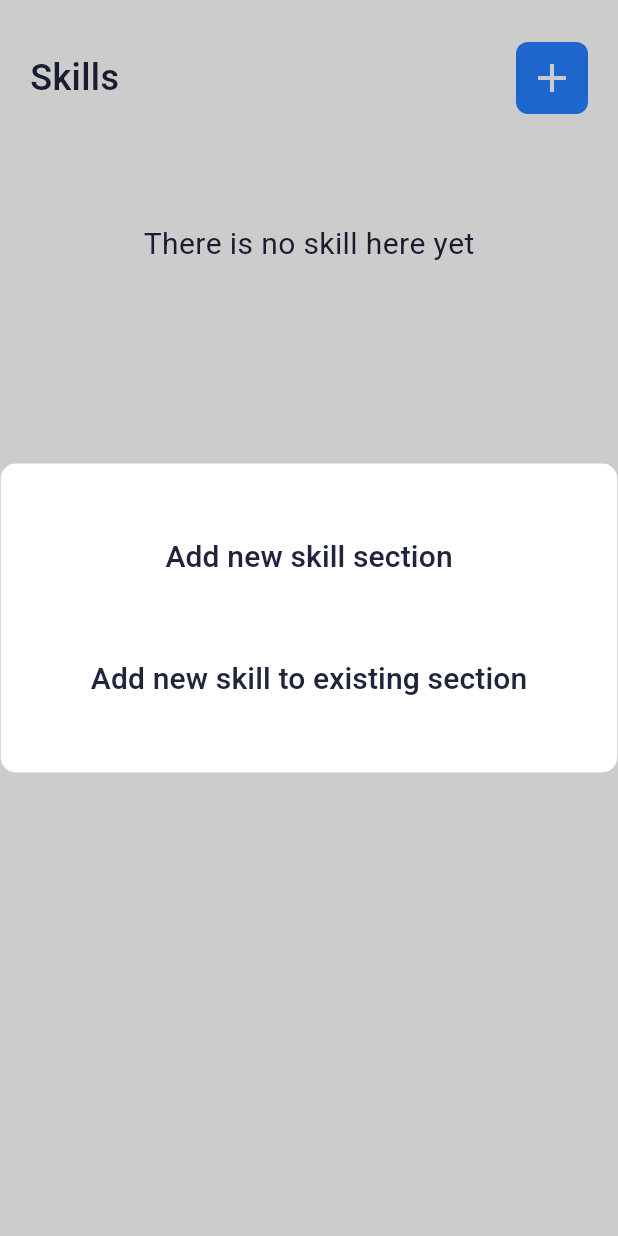
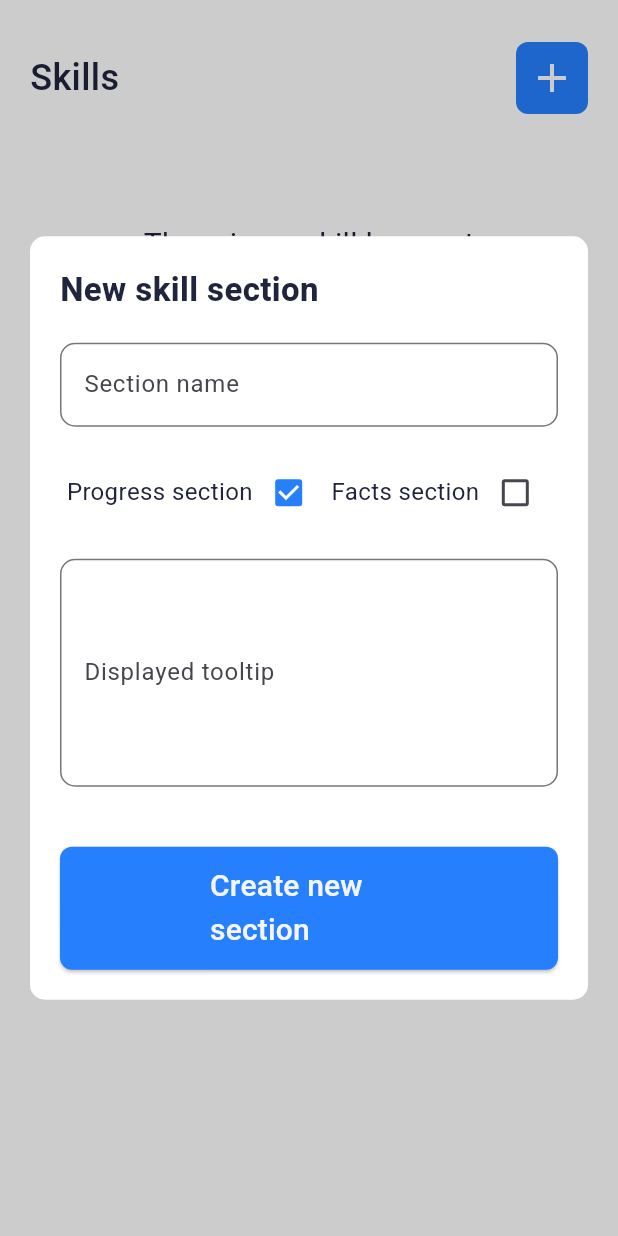
Before and after one commit to Dimius555/My-Portfolio, a Flutter app: the SkillsView widget shown alone on an empty page, opened directly, after a tap on the "add" icon, on a phone screen of 412 x 824 dp. Run offline on Flutter 3.47's test engine with Material 2 defaults, Android fonts, the phone set to English and light mode, and no system bars; our stand-ins replace cloud_firestore, easy_localization, firebase_auth, firebase_core, flutter_bloc, flutter_svg and 3 more; missing offline and left inert: dart:html; accounts and stored records are empty; statements that could not run were skipped.

Commit message:
small update with creation skill section

```diff
--- a/lib/views/admin/views/skills/components/add_skill_options_dialog.dart
+++ b/lib/views/admin/views/skills/dialogs/add_skill_options_dialog.dart
@@ -16,13 +16,14 @@ class _AddSkillOptionsDialogState extends State<_AddSkillOptionsDialog> with Sin
 
   @override
   void initState() {
-    _displayedWidget = _OptionsSelectionWidget(
-      onSelected: (bool showCreateSection) {
-        setState(() {
-          _displayedWidget = const _CreateNewSkillSectionWidget();
-        });
-      },
-    );
+    _displayedWidget = const _CreateNewSkillSectionWidget();
+    // _OptionsSelectionWidget(
+    //   onSelected: (bool showCreateSection) {
+    //     setState(() {
+    //       _displayedWidget = const _CreateNewSkillSectionWidget();
+    //     });
+    //   },
+    // );
     super.initState();
   }
 
--- a/lib/views/admin/views/skills/skills_view.dart
+++ b/lib/views/admin/views/skills/skills_view.dart
@@ -13,7 +13,7 @@ import 'package:portfolio/views/widgets/custom/custom_button.dart';
 part 'components/add_button.dart';
 part 'components/options_selection_widget.dart';
 part 'components/create_new_skill_section_widget.dart';
-part 'components/add_skill_options_dialog.dart';
+part 'dialogs/add_skill_options_dialog.dart';
 part 'components/skill_component.dart';
 
 class SkillsView extends StatefulWidget {
@@ -34,7 +34,8 @@ class _SkillsViewState extends State<SkillsView> {
   Widget build(BuildContext context) {
     final theme = AppTheme.read(context);
     final skillsState = SkillsCubit.watchState(context);
-    return Padding(
+    return SingleChildScrollView(
+      child: Padding(
         padding: const EdgeInsets.all(20.0),
         child: Column(
           mainAxisSize: MainAxisSize.min,
@@ -76,6 +77,7 @@ class _SkillsViewState extends State<SkillsView> {
                 ),
               )
           ],
+        ),
       ),
     );
   }
```
Lines whose indentation alone changed are shown as unchanged.
